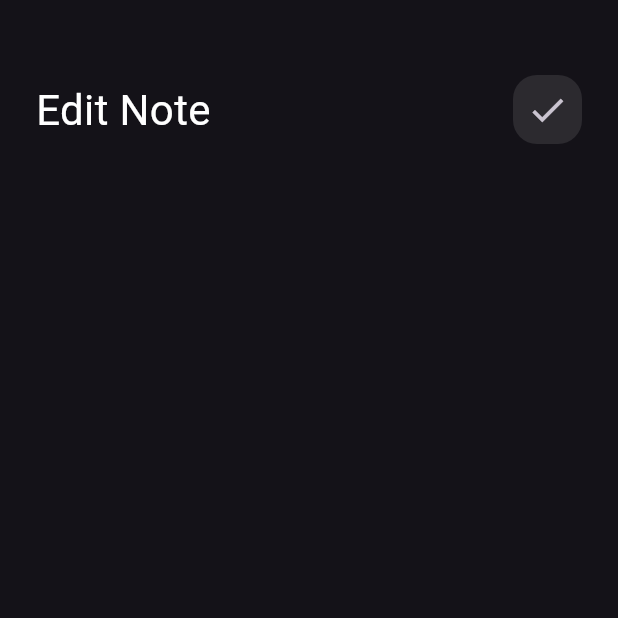
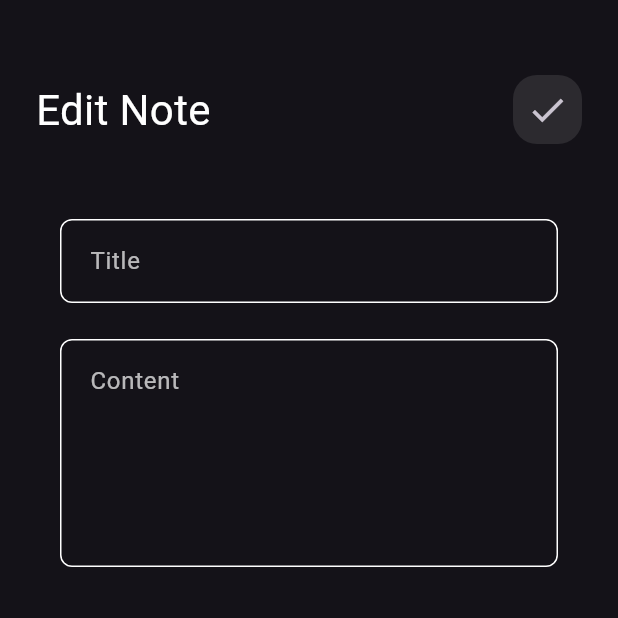
Before and after one commit to Emadaladien/note_app, a Flutter app: the EditeNoteView screen opened directly, on a phone screen of 412 x 824 dp, the top half of it. Run offline on Flutter 3.47's test engine with Material 3 defaults, Android fonts, the phone set to English and light mode, and no system bars; our stand-ins replace hive; accounts and stored records are empty.

Commit message:
update some files

```diff
--- a/lib/views/notes_view.dart
+++ b/lib/views/notes_view.dart
@@ -1,7 +1,7 @@
 import 'package:flutter/material.dart';
 import 'package:note_app/models/note_model.dart';
 import 'package:note_app/widgets/custom_floating_action_button.dart';
-import 'package:note_app/widgets/custom_note_item.dart';
+import 'package:note_app/widgets/note_item.dart';
 import 'package:note_app/widgets/note_list_view.dart';
 import 'package:note_app/widgets/note_view_body.dart';
 
--- a/lib/widgets/edite_note_view_body.dart
+++ b/lib/widgets/edite_note_view_body.dart
@@ -1,5 +1,6 @@
 import 'package:flutter/material.dart';
 import 'package:note_app/widgets/custom_appbar.dart';
+import 'package:note_app/widgets/custome_text_field.dart';
 
 class EditeNoteViewBody extends StatelessWidget {
   const EditeNoteViewBody({super.key});
@@ -9,9 +10,15 @@ class EditeNoteViewBody extends StatelessWidget {
     return Padding(
       padding: const EdgeInsets.symmetric(horizontal: 24),
       child: Column(
-        children: [
+        children: const [
           SizedBox(height: 50),
           CustomAppbar(title: 'Edit Note', icon: Icons.check),
+          SizedBox(height: 50),
+
+          CustomeTextField(title: 'Title'),
+          SizedBox(height: 24),
+
+          CustomeTextField(title: 'Content', maxLines: 5),
         ],
       ),
     );
--- a/lib/widgets/note_list_view.dart
+++ b/lib/widgets/note_list_view.dart
@@ -1,6 +1,6 @@
 import 'package:flutter/material.dart';
 import 'package:note_app/models/note_model.dart';
-import 'package:note_app/widgets/custom_note_item.dart';
+import 'package:note_app/widgets/note_item.dart';
 
 class NoteListView extends StatelessWidget {
   const NoteListView({super.key, required this.notes});
--- a/pubspec.yaml
+++ b/pubspec.yaml
@@ -30,12 +30,15 @@ environment:
 dependencies:
   flutter:
     sdk: flutter
-
+  hive: ^2.2.3
+  hive_flutter: ^1.1.0
   # The following adds the Cupertino Icons font to your application.
   # Use with the CupertinoIcons class for iOS style icons.
   cupertino_icons: ^1.0.8
 
 dev_dependencies:
+  build_runner: ^2.4.6
+  hive_generator: ^2.0.1
   flutter_test:
     sdk: flutter
 
```
Also changed, not shown: lib/models/note_model.dart (+13 -7 lines), lib/widgets/note_item.dart (renamed from lib/widgets/custom_note_item.dart, +2 -6 lines), lib/models/note_model.g.dart (added), pubspec.lock, 2 other files.
